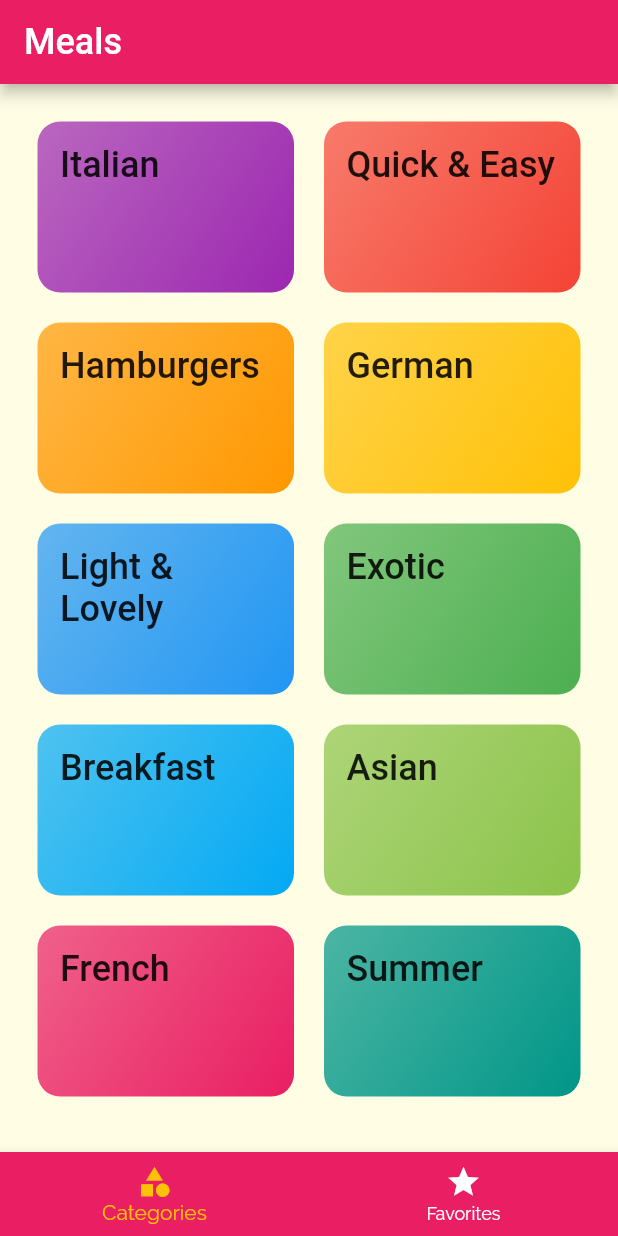
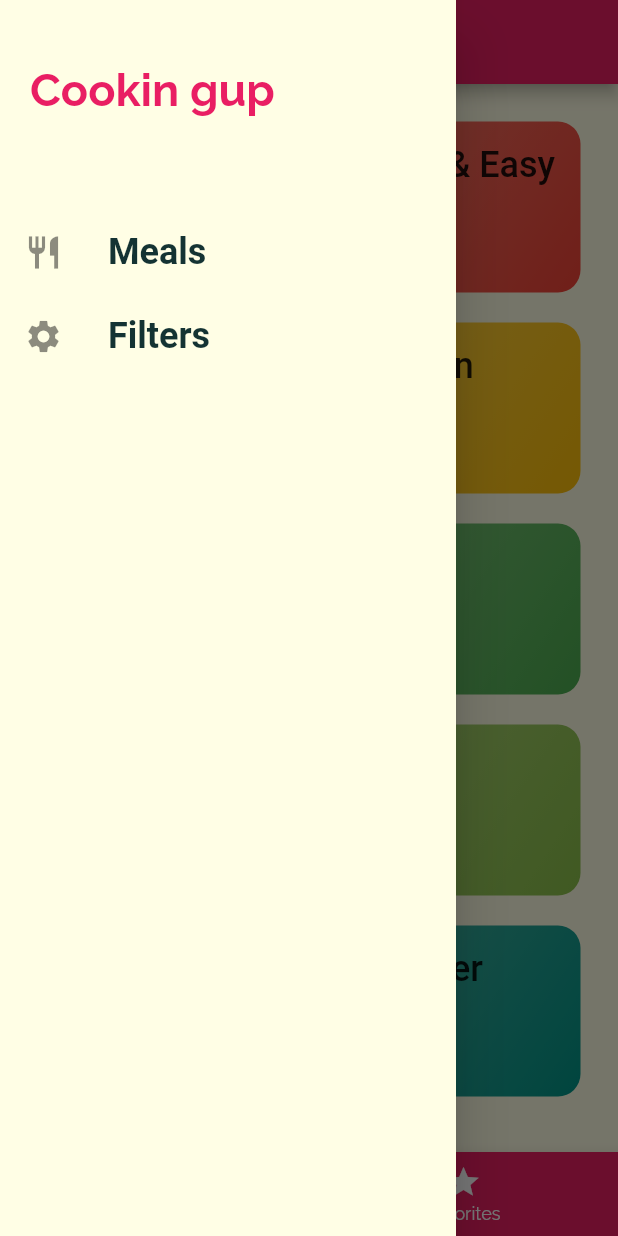
Before and after one commit to matheus-bernat/FlutterTutorial, a Flutter app: the screen it shows after launch, with the side drawer open (before the commit the screen has no drawer), on a phone screen of 412 x 824 dp. Run offline on Flutter 3.47's test engine with Material 2 defaults, Android fonts, the phone set to English and light mode, and no system bars; Roboto replaces fonts that are missing (RobotoCondensed).

Commit message:
185: End of meals app, skipped the last ones

```diff
--- a/meals_app/lib/main.dart
+++ b/meals_app/lib/main.dart
@@ -1,4 +1,5 @@
 import 'package:flutter/material.dart';
+import 'package:flutter_complete_guide/screens/filters_screen.dart';
 import 'package:flutter_complete_guide/screens/meal_detail_screen.dart';
 import 'package:flutter_complete_guide/screens/tabs_screen.dart';
 import 'package:flutter_complete_guide/widgets/meal_item.dart';
@@ -34,6 +35,7 @@ class MyApp extends StatelessWidget {
         '/': (ctx) => TabsScreen(),
         CategoryMealsScreen.routeName: (ctx) => CategoryMealsScreen(),
         MealDetailScreen.routeName: (ctx) => MealDetailScreen(),
+        FiltersScreen.routeName: (ctx) => FiltersScreen()
       },
       onGenerateRoute: (settings) {
         print(settings.arguments);
--- /dev/null
+++ b/meals_app/lib/screens/filters_screen.dart
@@ -0,0 +1,16 @@
+import 'package:flutter/material.dart';
+import 'package:flutter_complete_guide/widgets/main_drawer.dart';
+
+class FiltersScreen extends StatelessWidget {
+  static const routeName = '/filters';
+
+  @override
+  Widget build(BuildContext context) {
+    return Scaffold(
+        appBar: AppBar(title: Text('Your filters')),
+        drawer: MainDrawer(),
+        body: Center(
+          child: Text('Filters!'),
+        ));
+  }
+}
--- a/meals_app/lib/screens/tabs_screen.dart
+++ b/meals_app/lib/screens/tabs_screen.dart
@@ -3,6 +3,7 @@ import 'package:flutter/src/foundation/key.dart';
 import 'package:flutter/src/widgets/framework.dart';
 import 'package:flutter_complete_guide/screens/categories_screen.dart';
 import 'package:flutter_complete_guide/screens/favorites_screen.dart';
+import '../widgets/main_drawer.dart';
 
 class TabsScreen extends StatefulWidget {
   @override
@@ -31,6 +32,7 @@ class _TabsScreenState extends State<TabsScreen> {
       appBar: AppBar(
         title: Text('Meals'),
       ),
+      drawer: MainDrawer(),
       body: _pages[_selectPageIndex],
       bottomNavigationBar: BottomNavigationBar(
         onTap: _selectPage,
--- /dev/null
+++ b/meals_app/lib/widgets/main_drawer.dart
@@ -0,0 +1,52 @@
+import 'package:flutter/material.dart';
+import 'package:flutter_complete_guide/screens/filters_screen.dart';
+
+class MainDrawer extends StatelessWidget {
+  Widget buildListTile(String title, IconData icon, Function tapHandler) {
+    return ListTile(
+      leading: Icon(
+        icon,
+        size: 26,
+      ),
+      title: Text(
+        title,
+        style: TextStyle(
+          fontFamily: 'RobotoCondensed',
+          fontSize: 24,
+          fontWeight: FontWeight.bold,
+        ),
+      ),
+      onTap: tapHandler,
+    );
+  }
+
+  @override
+  Widget build(BuildContext context) {
+    return Drawer(
+        child: Column(children: [
+      Container(
+        height: 120,
+        width: double.infinity,
+        padding: EdgeInsets.all(20),
+        alignment: Alignment.centerLeft,
+        child: Text(
+          'Cookin gup',
+          style: TextStyle(
+            fontWeight: FontWeight.bold,
+            fontSize: 30,
+            color: Theme.of(context).primaryColor,
+          ),
+        ),
+      ),
+      SizedBox(
+        height: 20,
+      ),
+      buildListTile('Meals', Icons.restaurant, () {
+        Navigator.of(context).pushReplacementNamed('/');
+      }),
+      buildListTile('Filters', Icons.settings, () {
+        Navigator.of(context).pushReplacementNamed(FiltersScreen.routeName);
+      }),
+    ]));
+  }
+}
```
